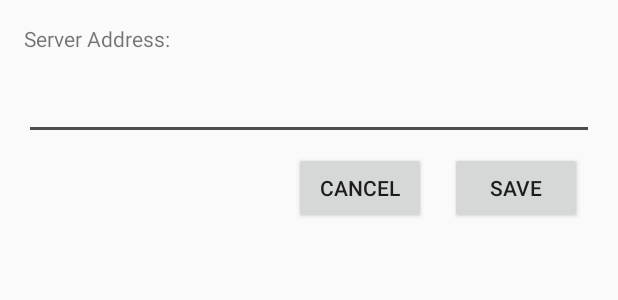
After one commit to CTRLab-WashU/latar_android, an Android app: the layout dialog_address.xml on its own in the app's theme, with its tools: preview values and no code run, on a phone screen of 412 x 824 dp. The commit adds this screen. Shown: the top 300 px of the screen. Run offline under Robolectric (Android 15) with nearby library versions, the phone set to English and light mode, and no system bars.

Commit message:
Allow manual address entry

```diff
--- /dev/null
+++ b/app/src/main/res/layout/dialog_address.xml
@@ -0,0 +1,46 @@
+<LinearLayout xmlns:android="http://schemas.android.com/apk/res/android"
+    android:layout_width="match_parent"
+    android:layout_height="wrap_content"
+    android:orientation="vertical"
+    android:padding="16dp">
+
+    <TextView
+        android:layout_width="match_parent"
+        android:layout_height="wrap_content"
+        android:text="Server Address:"/>
+
+    <EditText
+        android:id="@+id/editText"
+        android:layout_width="match_parent"
+        android:layout_height="50dp"
+        android:layout_marginTop="8dp"
+        android:backgroundTint="@color/text"
+        android:digits="0123456789."
+        android:inputType="datetime|numberDecimal"
+        android:textColor="@color/text" />
+
+    <LinearLayout
+        android:layout_width="wrap_content"
+        android:layout_height="wrap_content"
+        android:orientation="horizontal"
+        android:layout_gravity="right"
+        android:layout_margin="8dp">
+
+        <Button
+            android:id="@+id/buttonCancel"
+            android:layout_width="wrap_content"
+            android:layout_height="wrap_content"
+            android:layout_marginRight="8dp"
+            android:text="Cancel" />
+
+        <Button
+            android:id="@+id/buttonSave"
+            android:layout_width="wrap_content"
+            android:layout_height="wrap_content"
+            android:layout_marginLeft="8dp"
+            android:text="Save" />
+
+    </LinearLayout>
+
+
+</LinearLayout>
```
Also changed, not shown: app/src/main/java/com/healthymedium/latar/Proctor.java (+13 -0 lines), app/src/main/java/com/healthymedium/latar/screens/HomeScreen.java (+58 -0 lines), app/src/main/res/layout/fragment_home.xml (+4 -3 lines).
